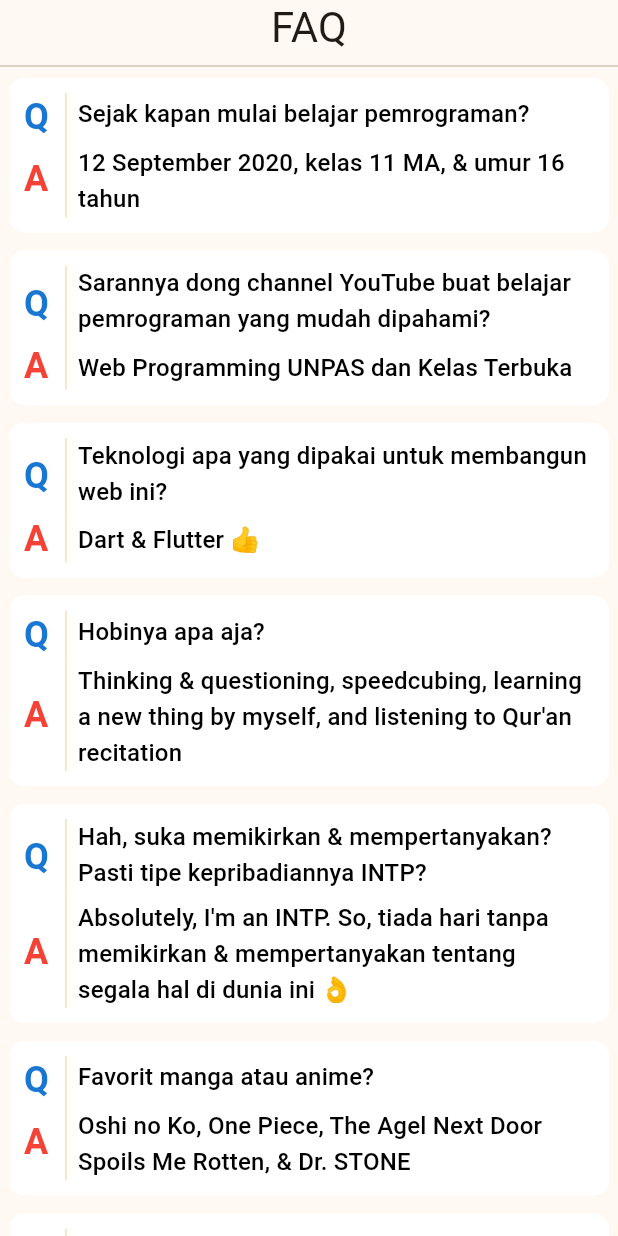
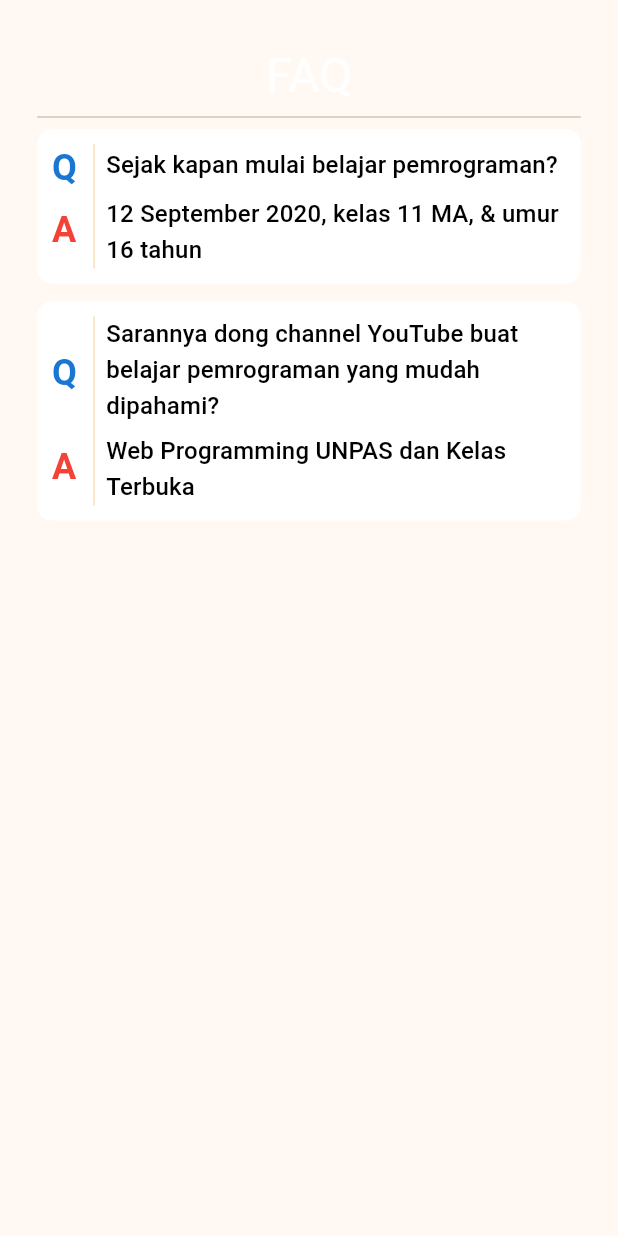
Before and after one commit to mdaffailhami/nasi_igut_han, a Flutter app: the MyFAQ widget shown alone on an empty page, opened directly, on a phone screen of 412 x 824 dp. Run offline on Flutter 3.47's test engine with Material 3 defaults, Android fonts, the phone set to English and light mode, and no system bars; our stand-ins replace flutter_svg, font_awesome_flutter; network calls fail.

Commit message:
Change layout

```diff
--- a/lib/components/faq.dart
+++ b/lib/components/faq.dart
@@ -11,9 +11,20 @@ class MyFAQ extends StatelessWidget {
 
   @override
   Widget build(BuildContext context) {
-    return Column(
+    return Padding(
+      padding: EdgeInsets.fromLTRB(
+        MediaQuery.of(context).size.width * 0.06,
+        30,
+        MediaQuery.of(context).size.width * 0.06,
+        50,
+      ),
+      child: Column(
         children: [
-        Text('FAQ', style: Theme.of(context).textTheme.headlineMedium),
+          Text('FAQ',
+              style: Theme.of(context)
+                  .textTheme
+                  .headlineLarge
+                  ?.copyWith(color: Colors.white)),
           const Divider(),
           const Wrap(
             alignment: WrapAlignment.center,
@@ -29,49 +40,10 @@ class MyFAQ extends StatelessWidget {
                     'Sarannya dong channel YouTube buat belajar pemrograman yang mudah dipahami?',
                 answer: 'Web Programming UNPAS dan Kelas Terbuka',
               ),
-            MyQnACard(
-              question: 'Teknologi apa yang dipakai untuk membangun web ini?',
-              answer: 'Dart & Flutter 👍',
-            ),
-            MyQnACard(
-              question: 'Hobinya apa aja?',
-              answer:
-                  'Thinking & questioning, speedcubing, learning a new thing by myself, and listening to Qur\'an recitation',
-            ),
-            MyQnACard(
-              question:
-                  'Hah, suka memikirkan & mempertanyakan? Pasti tipe kepribadiannya INTP?',
-              answer:
-                  'Absolutely, I\'m an INTP. So, tiada hari tanpa memikirkan & mempertanyakan tentang segala hal di dunia ini 👌',
-            ),
-            MyQnACard(
-              question: 'Favorit manga atau anime?',
-              answer:
-                  'Oshi no Ko, One Piece, The Agel Next Door Spoils Me Rotten, & Dr. STONE',
-            ),
-            MyQnACard(
-              question:
-                  'Bisa ngehack ga? Klo bisa, tolong hack dong IG ku yang dulu, soalnya passwordnya lupa wkwkw',
-              answer: 'Gak..',
-            ),
-            MyQnACard(
-              question:
-                  'Klo ga bisa ngehack, truss tuh kode-kode yang diketik buat apaan coba?',
-              answer: 'huh? Programmer sama Hacker itu beda zz 😑',
-            ),
-            MyQnACard(
-              question:
-                  'Oh iya kamu kan anak IT, klo gitu bisa benerin kulkas ga?',
-              answer: 'huh 😑',
-            ),
-            MyQnACard(
-              question:
-                  'Lah huh apesih? Kan anak IT itu emang harus bisa gitu 🤔',
-              answer: 'oOo 😌',
+            ],
           ),
         ],
       ),
-      ],
     );
   }
 }
--- a/lib/components/products.dart
+++ b/lib/components/products.dart
@@ -15,7 +15,7 @@ class MyProducts extends StatelessWidget {
   Widget build(BuildContext context) {
     return Column(
       children: [
-        Text('Produk Kami', style: Theme.of(context).textTheme.headlineMedium),
+        Text('Produk Kami', style: Theme.of(context).textTheme.headlineLarge),
         const Divider(),
         Wrap(
           alignment: WrapAlignment.center,
--- a/lib/pages/home_page.dart
+++ b/lib/pages/home_page.dart
@@ -70,7 +70,7 @@ class _MyHomePageState extends State<MyHomePage> {
                     child: Column(
                       children: [
                         const MyAboutUs(),
-                        const MyQuote(),
+                        const MyFAQ(),
                         Container(
                           decoration: BoxDecoration(
                             color: Theme.of(context).colorScheme.background,
@@ -82,11 +82,10 @@ class _MyHomePageState extends State<MyHomePage> {
                                 vertical: 30,
                                 horizontal:
                                     MediaQuery.of(context).size.width * 0.06),
-                            child: Wrap(
+                            child: const Wrap(
                               runSpacing: 30,
-                              children: const [
+                              children: [
                                 MyProducts(),
-                                MyFAQ(),
                               ],
                             ),
                           ),
```
Lines whose indentation alone changed are shown as unchanged.
